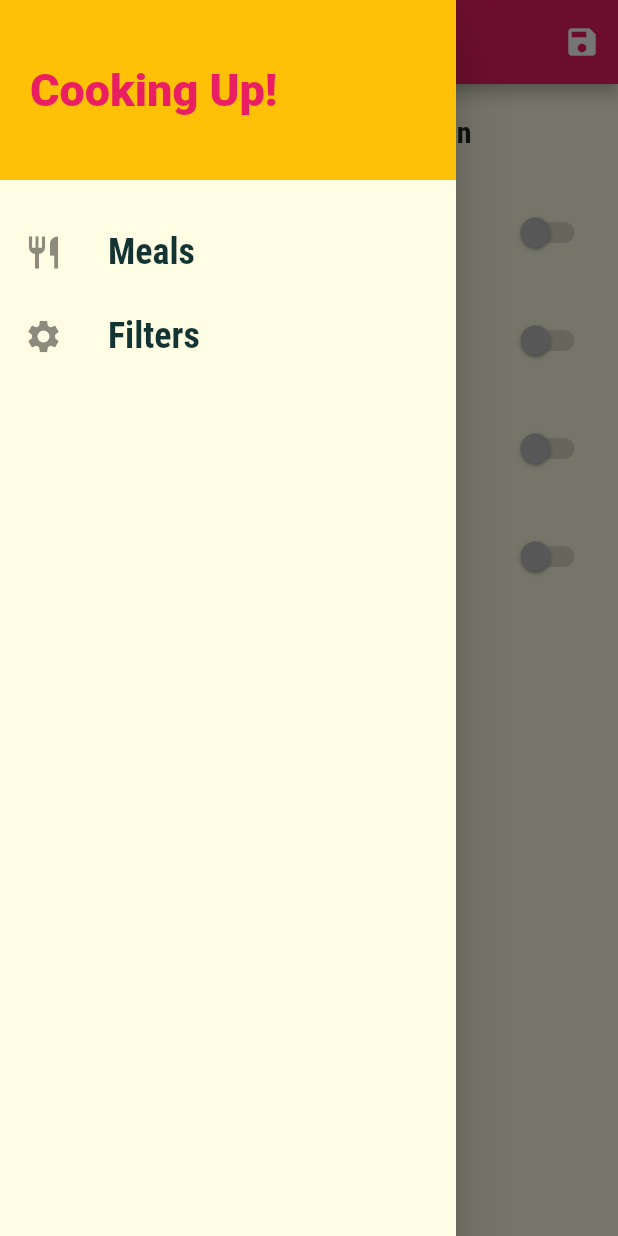
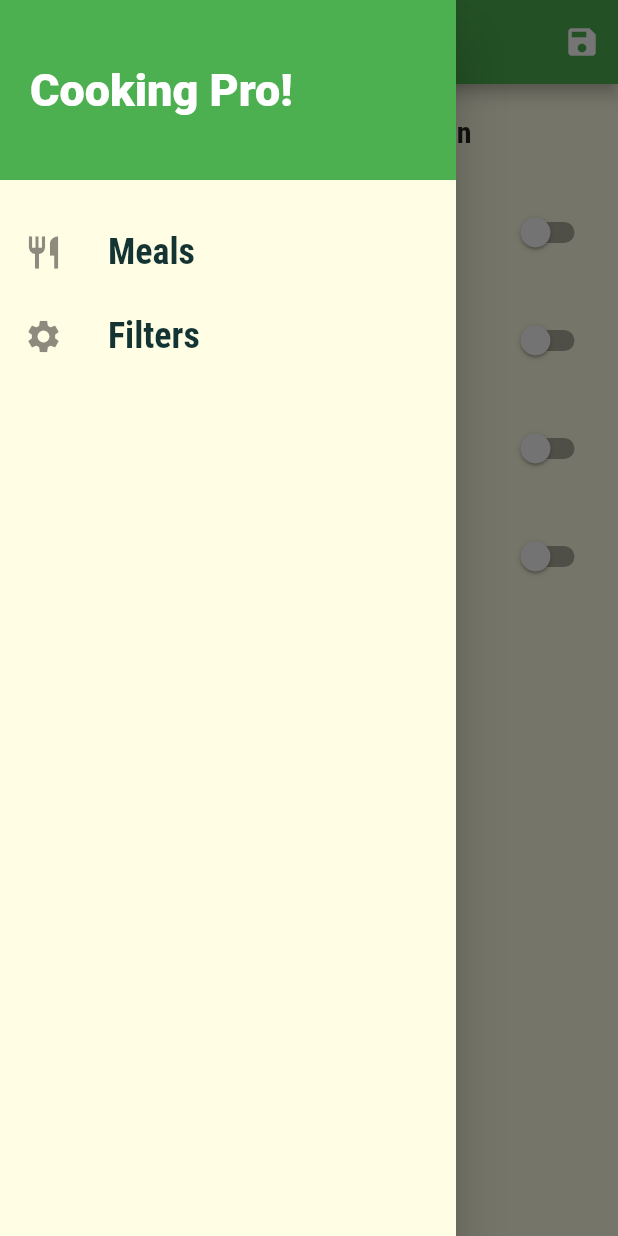
Before and after one commit to pranjulknit/mealapp, a Flutter app: the FilterScreen screen opened by its route, with the side drawer open, on a phone screen of 412 x 824 dp. Run offline on Flutter 3.47's test engine with Material 2 defaults, Android fonts, the phone set to English and light mode, and no system bars; Roboto replaces fonts that are missing (Raleway).

Commit message:
UI Modified

```diff
--- a/lib/main.dart
+++ b/lib/main.dart
@@ -81,7 +81,7 @@ class _MyAppState extends State<MyApp> {
     return MaterialApp(
       title: 'DeliMeals',
       theme: ThemeData(
-        primarySwatch: Colors.pink,
+        primarySwatch: Colors.green,
         accentColor: Colors.amber,
         canvasColor: Color.fromRGBO(255, 254, 229, 1),
         fontFamily: 'Raleway',
--- a/lib/screens/filters_screen.dart
+++ b/lib/screens/filters_screen.dart
@@ -14,10 +14,10 @@ class FilterScreen extends StatefulWidget {
 }
 
 class _FilterScreenState extends State<FilterScreen> {
-  bool _glutenFree = false;
-  bool _vegetarian = false;
-  bool _vegan = false;
-  bool _lactoseFree = false;
+  var _glutenFree = false;
+  var _vegetarian = false;
+  var _vegan = false;
+  var _lactoseFree = false;
 
   @override
   initState() {
@@ -61,7 +61,7 @@ class _FilterScreenState extends State<FilterScreen> {
                 };
                 widget.saveFilters(selectedFilters);
               },
-              icon: Icon(Icons.save))
+              icon: Icon(Icons.save)),
         ],
       ),
       drawer: MainDrawer(),
@@ -76,32 +76,42 @@ class _FilterScreenState extends State<FilterScreen> {
           ),
           Expanded(
             child: ListView(children: <Widget>[
-              _buildSwitchListTile(
-                  'Gluten-Free', 'only include gluten free meals', _glutenFree,
-                  (newValue) {
+              SwitchListTile(
+                  title: Text('Gluten Free'),
+                  value: _glutenFree,
+                  subtitle: Text('Only include gluten free meals'),
+                  onChanged: (newValue) {
                     setState(() {
                       _glutenFree = newValue;
                     });
                   }),
-              _buildSwitchListTile('Lactose-free',
-                  'only include lactose free meals', _lactoseFree, (newValue) {
+              SwitchListTile(
+                  title: Text('Lactose Free'),
+                  value: _lactoseFree,
+                  subtitle: Text('Only include Lactose free meals'),
+                  onChanged: (newValue) {
                     setState(() {
                       _lactoseFree = newValue;
                     });
                   }),
-              _buildSwitchListTile(
-                  'Vegetarian', 'only include Vegetarian meals', _vegetarian,
-                  (newValue) {
+              SwitchListTile(
+                  title: Text('Vegetarian'),
+                  value: _vegetarian,
+                  subtitle: Text('only include Vegetarian meals'),
+                  onChanged: (newValue) {
                     setState(() {
                       _vegetarian = newValue;
                     });
                   }),
-              _buildSwitchListTile('Vegan', 'only include Vegan meals', _vegan,
-                  (newValue) {
+              SwitchListTile(
+                  title: Text('Vegan'),
+                  value: _vegan,
+                  subtitle: Text('only include Vegan meals'),
+                  onChanged: (newValue) {
                     setState(() {
                       _vegan = newValue;
                     });
-              })
+                  }),
             ]),
           )
         ],
--- a/lib/widgets/main_drawer.dart
+++ b/lib/widgets/main_drawer.dart
@@ -33,13 +33,13 @@ class MainDrawer extends StatelessWidget {
           width: double.infinity,
           padding: EdgeInsets.all(20),
           alignment: Alignment.centerLeft,
-          color: Theme.of(context).accentColor,
+          color: Colors.green,
           child: Text(
-            'Cooking Up!',
+            'Cooking Pro!',
             style: TextStyle(
               fontWeight: FontWeight.w900,
               fontSize: 30,
-              color: Theme.of(context).primaryColor,
+              color: Colors.white,
             ),
           ),
         ),
```
Lines whose indentation alone changed are shown as unchanged.
